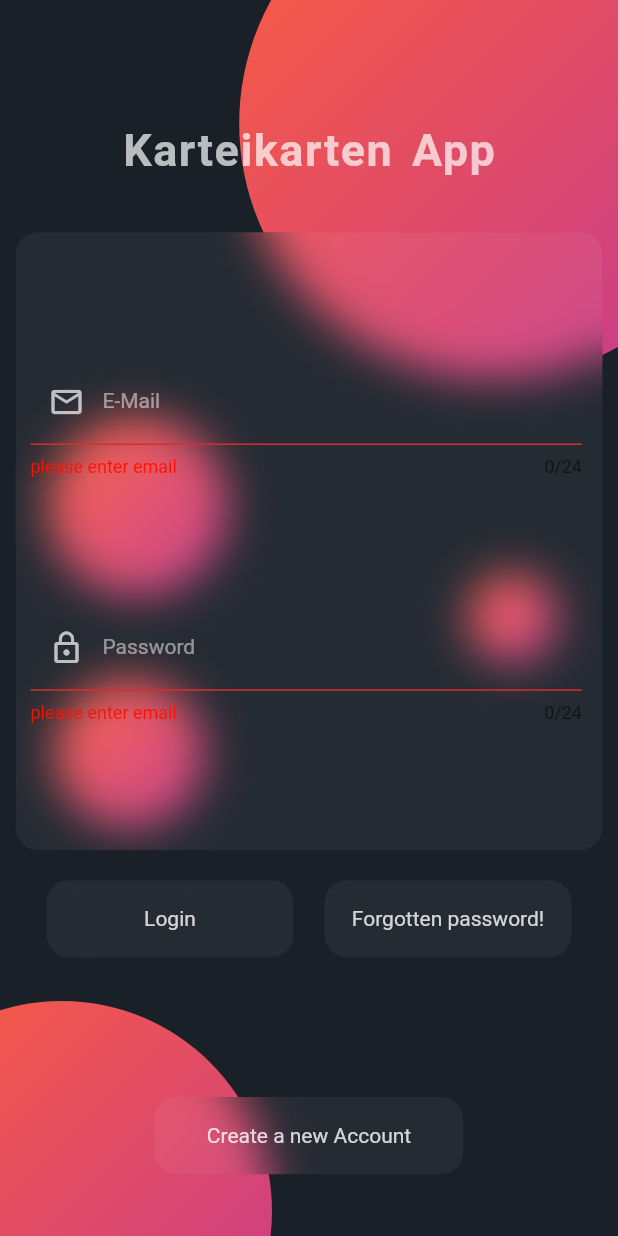
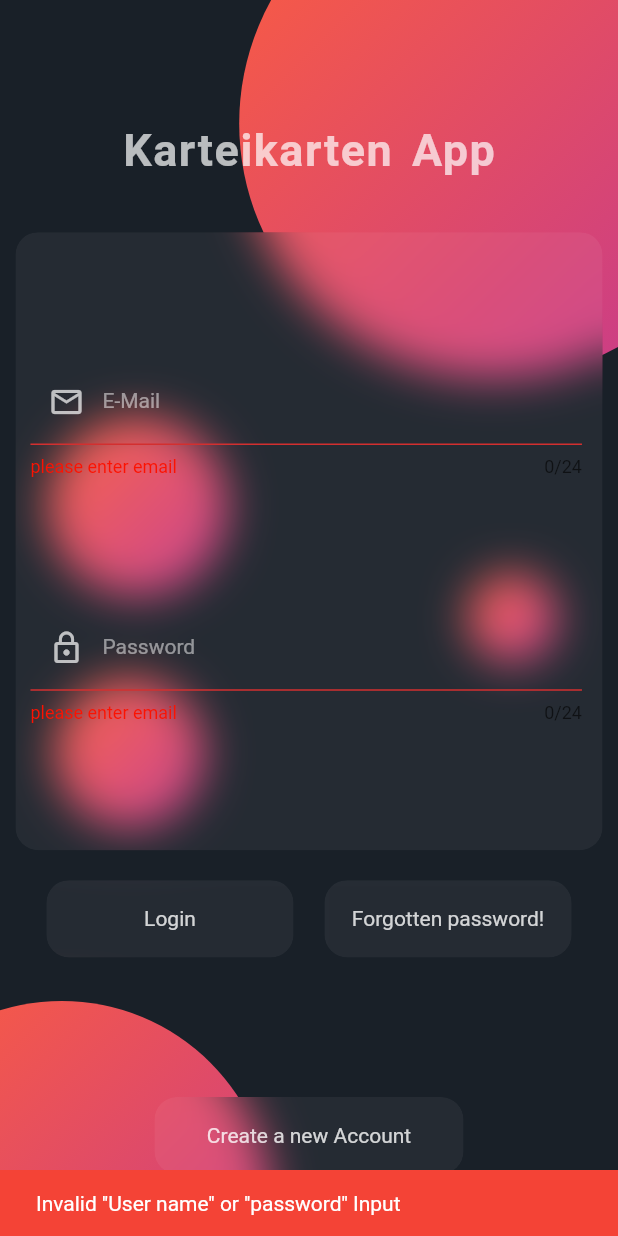
Before and after one commit to WSauerwald/karteikarten4Y, a Flutter app: the screen it shows after launch, after a tap on "Login", after a tap on "Create a new Account", on a phone screen of 412 x 824 dp. Run offline on Flutter 3.47's test engine with Material 2 defaults, Android fonts, the light colour scheme and no system bars; our stand-ins replace bloc, dartz, firebase_auth, flutter_bloc, get_it; accounts and stored records are empty.

Commit message:
add state
Jenach state ändern sich die Widgets

```diff
--- a/lib/application/signup/signup_bloc.dart
+++ b/lib/application/signup/signup_bloc.dart
@@ -1,7 +1,5 @@
 import 'package:bloc/bloc.dart';
 import 'package:karteikarten/domain/failures/failure.dart';
-import 'package:karteikarten/domain/use_cases/login_usecase.dart';
-import 'package:dartz/dartz.dart';
 import 'package:meta/meta.dart';
 
 part 'signup_event.dart';
@@ -11,11 +9,11 @@ class SignupBloc extends Bloc<SignupBlocEvent, SignupState> {
   SignupBloc() : super(SignupState(isSubmitting: false, showValidationMessage: false)) {
 
     on<RegisterWithEmailAndPasswordPressed>((event, emit){
-
+      emit(SignupState(isSubmitting: true, showValidationMessage: false));
     });
 
     on<LoginWithEmailAndPasswordPressed>((event, emit) {
-
+      emit(SignupState(isSubmitting: true, showValidationMessage: false));
     });
   }
 }
--- a/lib/presentation/login/widgets/user_input_container.dart
+++ b/lib/presentation/login/widgets/user_input_container.dart
@@ -1,6 +1,5 @@
 import 'dart:ui';
 import 'package:flutter/material.dart';
-import 'package:flutter/services.dart';
 import 'package:flutter_bloc/flutter_bloc.dart';
 import 'package:karteikarten/application/signup/signup_bloc.dart';
 import 'package:karteikarten/shared/constant.dart';
@@ -15,13 +14,13 @@ class UserInputContainer extends StatefulWidget {
 }
 
 class _UserInputContainerState extends State<UserInputContainer> {
-  TextEditingController emailController = TextEditingController();
-  TextEditingController passwordController = TextEditingController();
+  final TextEditingController _emailController = TextEditingController();
+  final TextEditingController _passwordController = TextEditingController();
 
   @override
   void dispose() {
-    emailController.dispose();
-    passwordController.dispose();
+    _emailController.dispose();
+    _passwordController.dispose();
     super.dispose();
   }
 
@@ -51,20 +50,20 @@ class _UserInputContainerState extends State<UserInputContainer> {
   Widget build(BuildContext context) {
     Size size = MediaQuery.of(context).size;
     final GlobalKey<FormState> formKey = GlobalKey<FormState>();
+    return BlocConsumer<SignupBloc, SignupState>(
+      listener: (context, state) {
+        // TODO: implement listener
+      },
+      builder: (context, state) {
         return Column(
           children: [
             const AppHeadline(),
-        BlocConsumer<SignupBloc, SignupState>(
-          listener: (context, state) {
-            // TODO: navigate to a ather page
-          },
-          builder: (context, state) {
-            return Form(
+            Form(
               key: formKey,
               child: Expanded(
                 flex: 7,
                 child: ClipRRect(
-                  borderRadius: BorderRadius.circular(15),
+                  borderRadius: BorderRadius.circular(padding_15),
                   child: BackdropFilter(
                     filter: ImageFilter.blur(
                       sigmaY: 15,
@@ -77,7 +76,7 @@ class _UserInputContainerState extends State<UserInputContainer> {
                       padding: EdgeInsets.only(right: size.width / 30),
                       decoration: BoxDecoration(
                         color: Colors.white.withOpacity(.05),
-                        borderRadius: BorderRadius.circular(15),
+                        borderRadius: BorderRadius.circular(padding_15),
                       ),
                       child: Column(
                         mainAxisAlignment: MainAxisAlignment.spaceEvenly,
@@ -88,14 +87,14 @@ class _UserInputContainerState extends State<UserInputContainer> {
                               autovalidateMode:
                                   AutovalidateMode.onUserInteraction,
                               validator: validateEmail,
-                              controller: emailController,
+                              controller: _emailController,
                               maxLength: 24,
                               maxLines: 1,
                               textAlignVertical: TextAlignVertical.bottom,
                               onTapOutside: (event) =>
                                   FocusManager.instance.primaryFocus?.unfocus(),
-                              style:
-                                  TextStyle(color: Colors.white.withOpacity(.8)),
+                              style: TextStyle(
+                                  color: Colors.white.withOpacity(.8)),
                               cursorColor: Colors.white,
                               decoration: InputDecoration(
                                 prefixIcon: Icon(
@@ -112,15 +111,15 @@ class _UserInputContainerState extends State<UserInputContainer> {
                               autovalidateMode:
                                   AutovalidateMode.onUserInteraction,
                               validator: validatePassword,
-                              controller: passwordController,
+                              controller: _passwordController,
                               maxLength: 24,
                               maxLines: 1,
                               obscureText: true,
                               textAlignVertical: TextAlignVertical.bottom,
                               onTapOutside: (event) =>
                                   FocusManager.instance.primaryFocus?.unfocus(),
-                              style:
-                                  TextStyle(color: Colors.white.withOpacity(.8)),
+                              style: TextStyle(
+                                  color: Colors.white.withOpacity(.8)),
                               cursorColor: Colors.white,
                               decoration: InputDecoration(
                                 prefixIcon: Icon(
@@ -137,23 +136,22 @@ class _UserInputContainerState extends State<UserInputContainer> {
                   ),
                 ),
               ),
-            );
-          },
             ),
             const SizedBox(height: padding_20),
             Row(
               mainAxisAlignment: MainAxisAlignment.center,
               children: [
+                if(!state.isSubmitting)...[
                   BlurButton(
                     buttonText: loginText,
                     divisionFactor: 2.5,
                     function: () {
                       if (formKey.currentState!.validate()) {
-                  print("OK");
+                        BlocProvider.of<SignupBloc>(context).add(LoginWithEmailAndPasswordPressed(email: _emailController.text, password: _passwordController.text));
                       } else {
                         ScaffoldMessenger.of(context).showSnackBar(const SnackBar(
                           content:
-                        Text("Invalid ''User name'' or ''password'' Inputs"),
+                              Text("Invalid ''User name'' or ''password'' Input"),
                           backgroundColor: Colors.red,
                         ));
                       }
@@ -166,7 +164,16 @@ class _UserInputContainerState extends State<UserInputContainer> {
                     function: () {},
                   ),
                 ],
+              ],
             ),
+            if(state.isSubmitting)...[
+              const SizedBox(height: padding_50),
+              //TODO Progress gegen ein geiles Austauschen
+              Expanded(
+              flex: 1,
+              child: CircularProgressIndicator(color: Colors.white.withOpacity(.7),)
+            )
+            ],
             Expanded(
               flex: 6,
               child: Column(
@@ -175,7 +182,17 @@ class _UserInputContainerState extends State<UserInputContainer> {
                   BlurButton(
                     buttonText: createNewAccountText,
                     divisionFactor: 2,
-                function: () {},
+                    function: () {
+                      if (formKey.currentState!.validate()) {
+                        BlocProvider.of<SignupBloc>(context).add(RegisterWithEmailAndPasswordPressed(email: _emailController.text, password: _passwordController.text));
+                      } else {
+                        ScaffoldMessenger.of(context).showSnackBar(const SnackBar(
+                          content:
+                              Text("Invalid ''User name'' or ''password'' Input"),
+                          backgroundColor: Colors.red,
+                        ));
+                      }
+                    },
                   ),
                   SizedBox(height: size.height * .05),
                 ],
@@ -183,5 +200,7 @@ class _UserInputContainerState extends State<UserInputContainer> {
             ),
           ],
         );
+      },
+    );
   }
 }
```
Lines whose indentation alone changed are shown as unchanged.
